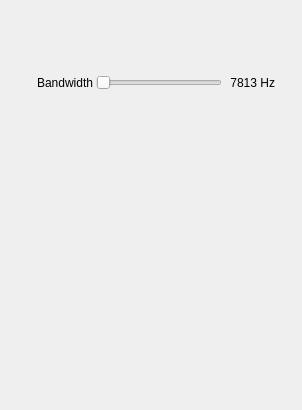
Before: the Qt Designer form plugins/channel/lora/lorademodgui.ui in f4exb/sdrangel, drawn with Qt 5.
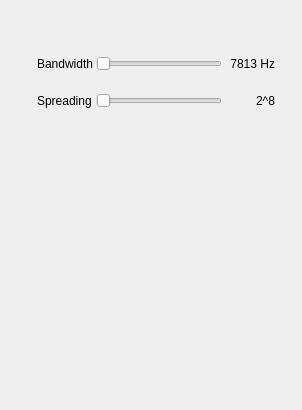
After: the same form once the commit is applied. Custom widgets are drawn as their Qt base class.

What changed in the file:
```diff
--- a/plugins/channel/lora/lorademodgui.ui
+++ b/plugins/channel/lora/lorademodgui.ui
@@ -39,6 +39,13 @@
       </property>
      </widget>
     </item>
+    <item row="1" column="0">
+     <widget class="QLabel" name="label">
+      <property name="text">
+       <string>Spreading</string>
+      </property>
+     </widget>
+    </item>
     <item row="0" column="1">
      <widget class="QSlider" name="BW">
       <property name="minimum">
@@ -58,6 +65,25 @@
       </property>
      </widget>
     </item>
+    <item row="1" column="1">
+     <widget class="QSlider" name="Spread">
+      <property name="minimum">
+       <number>0</number>
+      </property>
+      <property name="maximum">
+       <number>1</number>
+      </property>
+      <property name="pageStep">
+       <number>1</number>
+      </property>
+      <property name="value">
+       <number>0</number>
+      </property>
+      <property name="orientation">
+       <enum>Qt::Horizontal</enum>
+      </property>
+     </widget>
+    </item>
     <item row="0" column="2">
      <widget class="QLabel" name="BWText">
       <property name="minimumSize">
@@ -74,6 +100,22 @@
       </property>
      </widget>
     </item>
+    <item row="1" column="2">
+     <widget class="QLabel" name="SpreadText">
+      <property name="minimumSize">
+       <size>
+        <width>50</width>
+        <height>0</height>
+       </size>
+      </property>
+      <property name="text">
+       <string>2^8</string>
+      </property>
+      <property name="alignment">
+       <set>Qt::AlignRight|Qt::AlignTrailing|Qt::AlignVCenter</set>
+      </property>
+     </widget>
+    </item>
    </layout>
   </widget>
   <widget class="QWidget" name="spectrumContainer" native="true">
```
